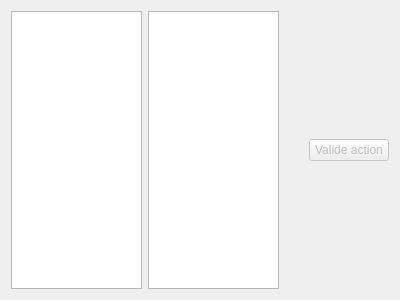
The window that app/view/forms/actionsview.ui (r0nd0ud0u/qt-rpg) describes before a commit, drawn with Qt 5.
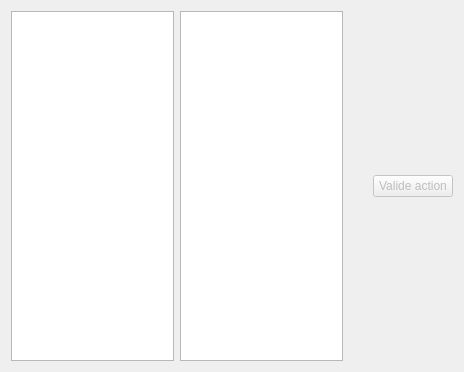
The same window after the commit.

Patch:
```diff
--- a/app/view/forms/actionsview.ui
+++ b/app/view/forms/actionsview.ui
@@ -6,7 +6,7 @@
    <rect>
     <x>0</x>
     <y>0</y>
-    <width>400</width>
+    <width>464</width>
     <height>300</height>
    </rect>
   </property>
@@ -28,10 +28,10 @@
         <bool>false</bool>
        </attribute>
        <attribute name="horizontalHeaderMinimumSectionSize">
-        <number>50</number>
+        <number>80</number>
        </attribute>
        <attribute name="horizontalHeaderDefaultSectionSize">
-        <number>200</number>
+        <number>150</number>
        </attribute>
        <attribute name="verticalHeaderVisible">
         <bool>false</bool>
@@ -64,6 +64,18 @@
    </item>
    <item>
     <widget class="QWidget" name="targets_widget" native="true">
+     <property name="minimumSize">
+      <size>
+       <width>0</width>
+       <height>350</height>
+      </size>
+     </property>
+     <property name="maximumSize">
+      <size>
+       <width>16777215</width>
+       <height>350</height>
+      </size>
+     </property>
      <layout class="QVBoxLayout" name="target_lay"/>
     </widget>
    </item>
```
